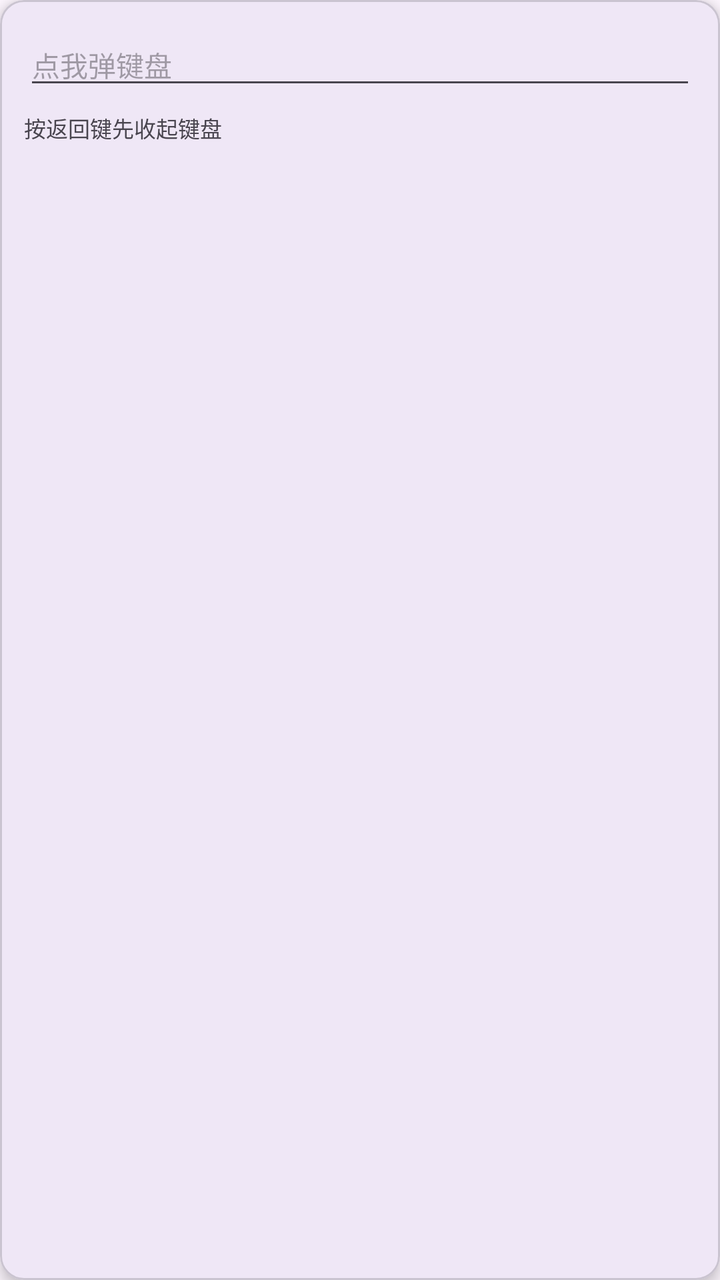
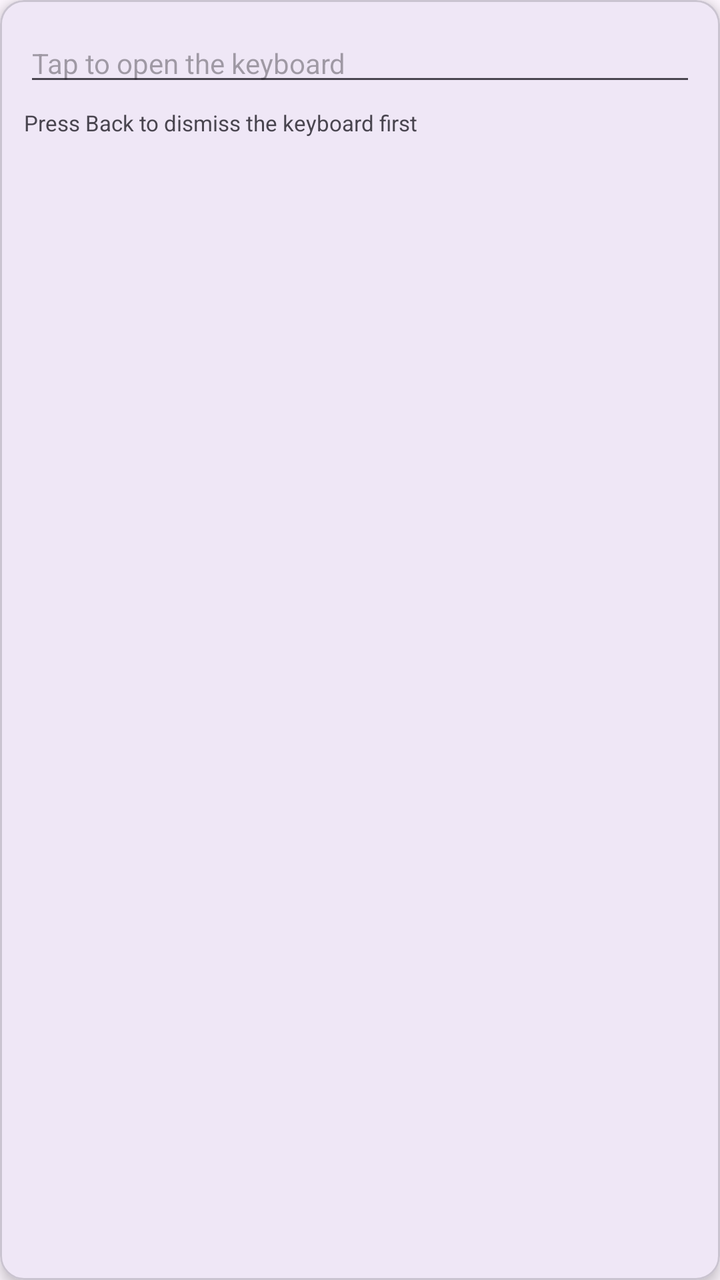

Screens rendered from an Android XML layout before and after an edit, with the pre-edit source and the edit as a unified diff.
<!-- AndroidManifest.xml: application theme Theme.FloatingX -->
<!-- res/layout/fx_input.xml -->
<?xml version="1.0" encoding="utf-8"?>
<com.google.android.material.card.MaterialCardView xmlns:android="http://schemas.android.com/apk/res/android"
    xmlns:app="http://schemas.android.com/apk/res-auto"
    android:id="@+id/fxInputCard"
    android:layout_width="220dp"
    android:layout_height="wrap_content"
    app:cardCornerRadius="12dp"
    app:cardElevation="4dp">

    <LinearLayout
        android:layout_width="match_parent"
        android:layout_height="wrap_content"
        android:orientation="vertical"
        android:padding="12dp">

        <EditText
            android:id="@+id/etInput"
            android:layout_width="match_parent"
            android:layout_height="wrap_content"
            android:hint="点我弹键盘"
            android:importantForAutofill="no"
            android:inputType="text"
            android:maxLines="1"
            android:textSize="14sp" />

        <TextView
            android:id="@+id/tvInputTip"
            android:layout_width="wrap_content"
            android:layout_height="wrap_content"
            android:paddingTop="6dp"
            android:text="按返回键先收起键盘"
            android:textSize="11sp" />
    </LinearLayout>
</com.google.android.material.card.MaterialCardView>
<!-- resources referenced by this layout -->
<resources>
  <style name="Theme.FloatingX" parent="Theme.Material3.DayNight.NoActionBar" />
</resources>

<!-- the commit's change to res/layout/fx_input.xml (unified diff, before → after) -->
@@ -17,7 +17,7 @@
             android:id="@+id/etInput"
             android:layout_width="match_parent"
             android:layout_height="wrap_content"
-            android:hint="点我弹键盘"
+            android:hint="@string/fx_hint_keyboard"
             android:importantForAutofill="no"
             android:inputType="text"
             android:maxLines="1"
@@ -28,7 +28,7 @@
             android:layout_width="wrap_content"
             android:layout_height="wrap_content"
             android:paddingTop="6dp"
-            android:text="按返回键先收起键盘"
+            android:text="@string/fx_tip_back_key"
             android:textSize="11sp" />
     </LinearLayout>
 </com.google.android.material.card.MaterialCardView>
<!-- resource entries referenced after the edit -->
@@ -1,5 +1,7 @@
 <!-- resources referenced by this layout -->
 <resources>
+  <string name="fx_hint_keyboard">Tap to open the keyboard</string>
+  <string name="fx_tip_back_key">Press Back to dismiss the keyboard first</string>
   <style name="Theme.FloatingX" parent="Theme.Material3.DayNight.NoActionBar" />
 </resources>
 
